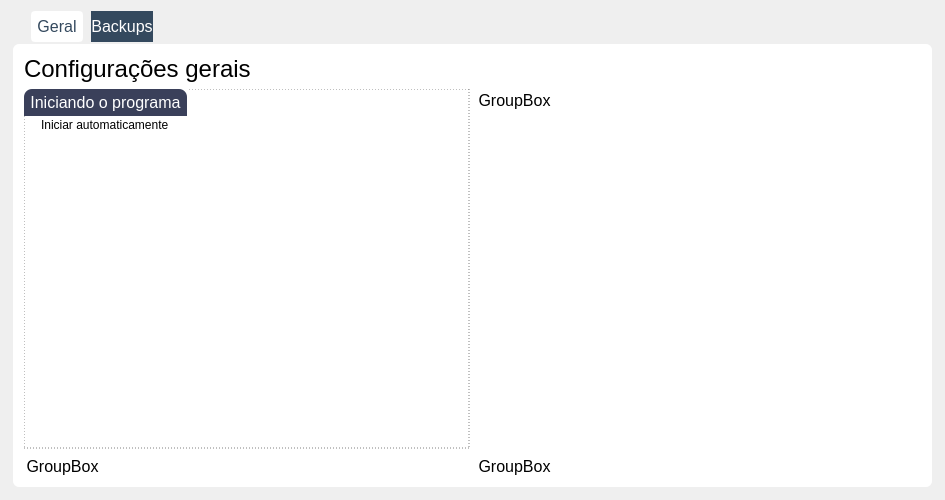
Old version of the form Design/UI/configuracoesPage.ui in the repository newprev/PrevCliente.
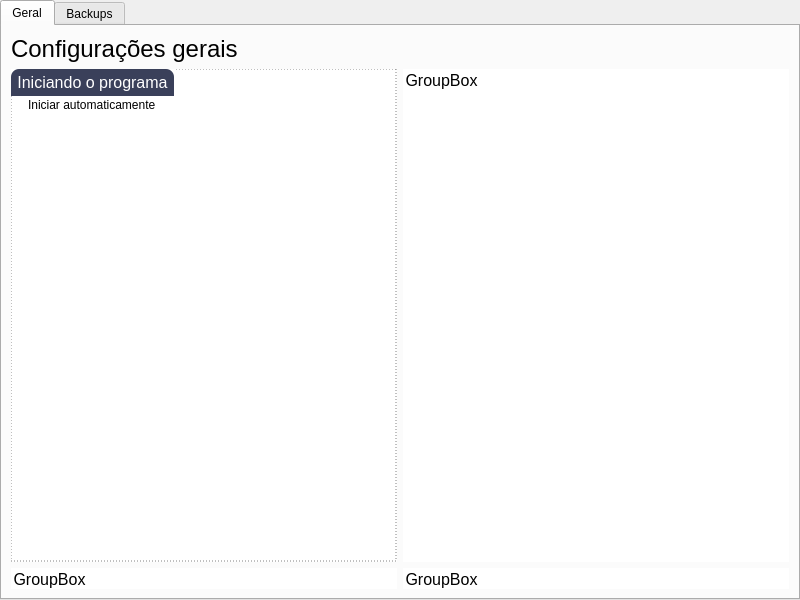
New version of the form.

Patch:
```diff
--- a/Design/UI/configuracoesPage.ui
+++ b/Design/UI/configuracoesPage.ui
@@ -1,70 +1,36 @@
 <?xml version="1.0" encoding="UTF-8"?>
 <ui version="4.0">
- <class>wdgTabConfiguracoes</class>
- <widget class="QWidget" name="wdgTabConfiguracoes">
+ <class>mwConfiguracoes</class>
+ <widget class="QMainWindow" name="mwConfiguracoes">
   <property name="geometry">
    <rect>
     <x>0</x>
     <y>0</y>
-    <width>945</width>
-    <height>500</height>
+    <width>800</width>
+    <height>600</height>
    </rect>
   </property>
-  <property name="minimumSize">
-   <size>
-    <width>945</width>
-    <height>500</height>
-   </size>
-  </property>
   <property name="windowTitle">
    <string>Form</string>
   </property>
-  <property name="styleSheet">
-   <string notr="true">#tabMain, #tabTetosPrev {
-	border-radius: 8px;
-	background-color: white;
-	padding: 4px;
-	
-	font-family: &quot;TeX Gyre Adventor&quot;;
-	font-size: 16px;
-}
-
-#tabMain::pane {
-	background-color: white;
-	border-radius: 8px;
-/*	border-top: 4px solid rgb(52, 73, 94);
-	border-bottom: 4px solid rgb(52, 73, 94);
-	border-right: 4px solid rgb(52, 73, 94);
-	border-left: 4px solid rgba(66, 147, 215, 255);*/
-
-	border: 4px solid transparent;
-}
-
-#tabMain::tab-bar {
-	left: 16px;
-}
-
-QTabBar::tab{
-	background: rgb(52, 73, 94);
-	color: white;
-	min-width: 24ex;
-	margin-left: 4px;
-	margin-right: 4px;
-}
-
-QTabBar::tab:selected, QTabBar::tab:hover {
-	background: white;
-	color: rgb(52, 73, 94);
-	border-top-left-radius: 4px;
-	border-top-right-radius: 4px;
-	border-bottom-left-radius: 4px;
-	border-bottom-right-radius: 4px;
-	border: 2px solid white;
-	padding: 4px;
-}</string>
-  </property>
-  <layout class="QHBoxLayout" name="horizontalLayout">
-   <item>
+  <widget class="QWidget" name="centralwidget">
+   <layout class="QGridLayout" name="gridLayout_2">
+    <property name="leftMargin">
+     <number>0</number>
+    </property>
+    <property name="topMargin">
+     <number>0</number>
+    </property>
+    <property name="rightMargin">
+     <number>0</number>
+    </property>
+    <property name="bottomMargin">
+     <number>0</number>
+    </property>
+    <property name="spacing">
+     <number>0</number>
+    </property>
+    <item row="0" column="0">
     <widget class="QTabWidget" name="tabMain">
      <property name="minimumSize">
       <size>
@@ -311,6 +277,7 @@
     </widget>
    </item>
   </layout>
+  </widget>
  </widget>
  <resources/>
  <connections/>
```
Left out of the diff: 2 changed lines with no effect on the pictures. Lines whose indentation alone changed are shown as unchanged.
